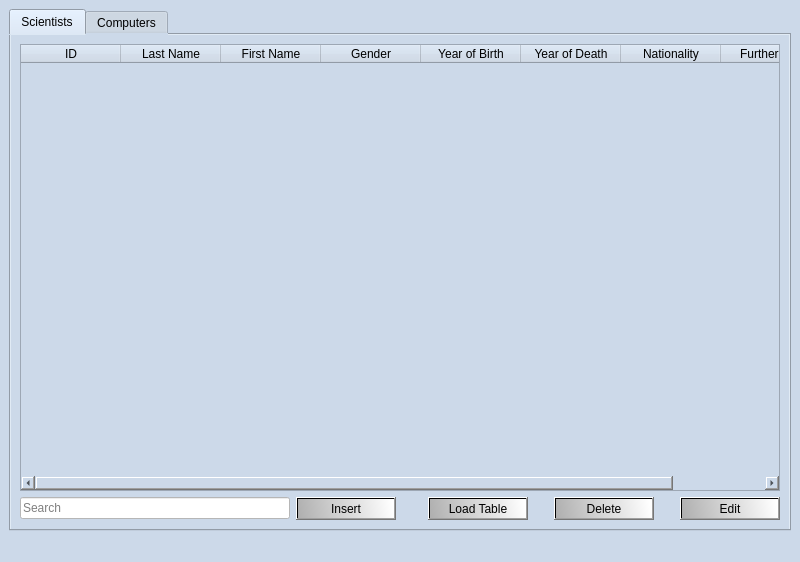
Qt form verklegt_vika_3/verklegt_GUI/UI/mainwindow.ui (vilhjalmur12/verklegt_1) before a commit.
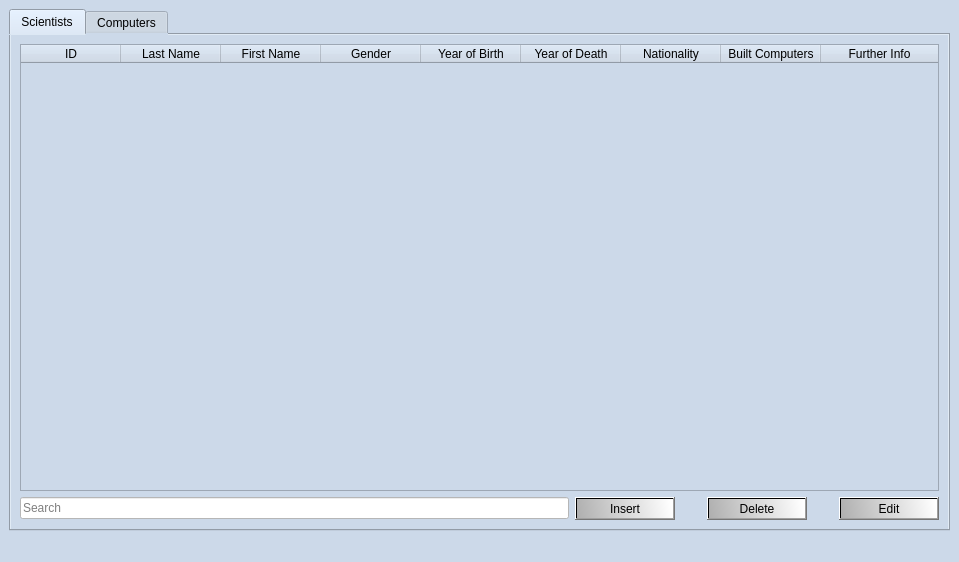
The same form after that commit. The open tabs and pages were chosen to show the change.

What changed in the file:
```diff
--- a/verklegt_vika_3/verklegt_GUI/UI/mainwindow.ui
+++ b/verklegt_vika_3/verklegt_GUI/UI/mainwindow.ui
@@ -6,7 +6,7 @@
    <rect>
     <x>0</x>
     <y>0</y>
-    <width>800</width>
+    <width>959</width>
     <height>562</height>
    </rect>
   </property>
@@ -61,130 +61,62 @@
         <string>Scientists</string>
        </attribute>
        <layout class="QGridLayout" name="gridLayout_3">
-        <item row="1" column="0">
-         <widget class="QLineEdit" name="lineEdit_search">
-          <property name="placeholderText">
-           <string>Search</string>
-          </property>
-         </widget>
-        </item>
-        <item row="1" column="7">
-         <widget class="QPushButton" name="pushButton_editScientist">
-          <property name="minimumSize">
-           <size>
-            <width>100</width>
-            <height>0</height>
-           </size>
-          </property>
-          <property name="text">
-           <string>Edit</string>
-          </property>
-         </widget>
-        </item>
-        <item row="1" column="3">
-         <widget class="QPushButton" name="pushButton_loadScientist">
-          <property name="minimumSize">
-           <size>
-            <width>100</width>
-            <height>0</height>
-           </size>
-          </property>
-          <property name="text">
-           <string>Load Table</string>
-          </property>
-          <property name="autoDefault">
-           <bool>true</bool>
-          </property>
-         </widget>
-        </item>
-        <item row="1" column="4">
-         <spacer name="horizontalSpacer_5">
-          <property name="orientation">
-           <enum>Qt::Horizontal</enum>
-          </property>
-          <property name="sizeType">
-           <enum>QSizePolicy::Minimum</enum>
-          </property>
-          <property name="sizeHint" stdset="0">
-           <size>
-            <width>20</width>
-            <height>20</height>
-           </size>
-          </property>
-         </spacer>
-        </item>
-        <item row="1" column="5">
-         <widget class="QPushButton" name="pushButton_deleteScientist">
-          <property name="minimumSize">
-           <size>
-            <width>100</width>
-            <height>0</height>
-           </size>
-          </property>
-          <property name="text">
-           <string>Delete</string>
-          </property>
-         </widget>
-        </item>
-        <item row="1" column="6">
-         <spacer name="horizontalSpacer_6">
-          <property name="orientation">
-           <enum>Qt::Horizontal</enum>
-          </property>
-          <property name="sizeType">
-           <enum>QSizePolicy::Minimum</enum>
-          </property>
-          <property name="sizeHint" stdset="0">
-           <size>
-            <width>20</width>
-            <height>20</height>
-           </size>
-          </property>
-         </spacer>
-        </item>
-        <item row="1" column="2">
-         <spacer name="horizontalSpacer_4">
-          <property name="orientation">
-           <enum>Qt::Horizontal</enum>
-          </property>
-          <property name="sizeType">
-           <enum>QSizePolicy::Minimum</enum>
-          </property>
-          <property name="sizeHint" stdset="0">
-           <size>
-            <width>20</width>
-            <height>20</height>
-           </size>
-          </property>
-         </spacer>
-        </item>
-        <item row="1" column="1">
-         <widget class="QPushButton" name="pushButton_insertScientist">
-          <property name="minimumSize">
-           <size>
-            <width>100</width>
-            <height>0</height>
-           </size>
-          </property>
-          <property name="text">
-           <string>Insert</string>
-          </property>
-         </widget>
-        </item>
-        <item row="0" column="0" colspan="3">
+        <item row="0" column="0" colspan="6">
          <widget class="QTableWidget" name="tableView_scientists">
           <property name="sizePolicy">
-           <sizepolicy hsizetype="MinimumExpanding" vsizetype="Expanding">
+           <sizepolicy hsizetype="Expanding" vsizetype="Expanding">
             <horstretch>0</horstretch>
             <verstretch>0</verstretch>
            </sizepolicy>
           </property>
           <property name="minimumSize">
            <size>
-            <width>760</width>
+            <width>0</width>
             <height>0</height>
            </size>
           </property>
+          <property name="sizeIncrement">
+           <size>
+            <width>20</width>
+            <height>0</height>
+           </size>
+          </property>
+          <property name="editTriggers">
+           <set>QAbstractItemView::NoEditTriggers</set>
+          </property>
+          <property name="alternatingRowColors">
+           <bool>true</bool>
+          </property>
+          <property name="selectionBehavior">
+           <enum>QAbstractItemView::SelectRows</enum>
+          </property>
+          <property name="showGrid">
+           <bool>false</bool>
+          </property>
+          <property name="gridStyle">
+           <enum>Qt::DotLine</enum>
+          </property>
+          <property name="sortingEnabled">
+           <bool>true</bool>
+          </property>
+          <attribute name="horizontalHeaderCascadingSectionResizes">
+           <bool>false</bool>
+          </attribute>
+          <attribute name="horizontalHeaderDefaultSectionSize">
+           <number>100</number>
+          </attribute>
+          <attribute name="horizontalHeaderHighlightSections">
+           <bool>false</bool>
+          </attribute>
+          <attribute name="horizontalHeaderShowSortIndicator" stdset="0">
+           <bool>true</bool>
+          </attribute>
+          <attribute name="horizontalHeaderStretchLastSection">
+           <bool>true</bool>
+          </attribute>
+          <attribute name="verticalHeaderVisible">
+           <bool>false</bool>
+          </attribute>
           <column>
            <property name="text">
             <string>ID</string>
@@ -220,6 +152,11 @@
             <string>Nationality</string>
            </property>
           </column>
+          <column>
+           <property name="text">
+            <string>Built Computers</string>
+           </property>
+          </column>
           <column>
            <property name="text">
             <string>Further Info</string>
@@ -227,6 +164,84 @@
           </column>
          </widget>
         </item>
+        <item row="1" column="0">
+         <widget class="QLineEdit" name="lineEdit_search">
+          <property name="placeholderText">
+           <string>Search</string>
+          </property>
+         </widget>
+        </item>
+        <item row="1" column="3">
+         <widget class="QPushButton" name="pushButton_deleteScientist">
+          <property name="minimumSize">
+           <size>
+            <width>100</width>
+            <height>0</height>
+           </size>
+          </property>
+          <property name="text">
+           <string>Delete</string>
+          </property>
+         </widget>
+        </item>
+        <item row="1" column="4">
+         <spacer name="horizontalSpacer_6">
+          <property name="orientation">
+           <enum>Qt::Horizontal</enum>
+          </property>
+          <property name="sizeType">
+           <enum>QSizePolicy::Minimum</enum>
+          </property>
+          <property name="sizeHint" stdset="0">
+           <size>
+            <width>20</width>
+            <height>20</height>
+           </size>
+          </property>
+         </spacer>
+        </item>
+        <item row="1" column="5">
+         <widget class="QPushButton" name="pushButton_editScientist">
+          <property name="minimumSize">
+           <size>
+            <width>100</width>
+            <height>0</height>
+           </size>
+          </property>
+          <property name="text">
+           <string>Edit</string>
+          </property>
+         </widget>
+        </item>
+        <item row="1" column="1">
+         <widget class="QPushButton" name="pushButton_insertScientist">
+          <property name="minimumSize">
+           <size>
+            <width>100</width>
+            <height>0</height>
+           </size>
+          </property>
+          <property name="text">
+           <string>Insert</string>
+          </property>
+         </widget>
+        </item>
+        <item row="1" column="2">
+         <spacer name="horizontalSpacer_5">
+          <property name="orientation">
+           <enum>Qt::Horizontal</enum>
+          </property>
+          <property name="sizeType">
+           <enum>QSizePolicy::Minimum</enum>
+          </property>
+          <property name="sizeHint" stdset="0">
+           <size>
+            <width>20</width>
+            <height>20</height>
+           </size>
+          </property>
+         </spacer>
+        </item>
        </layout>
       </widget>
       <widget class="QWidget" name="Computers">
```
Left out of the diff: 173 changed lines with no effect on the pictures.
